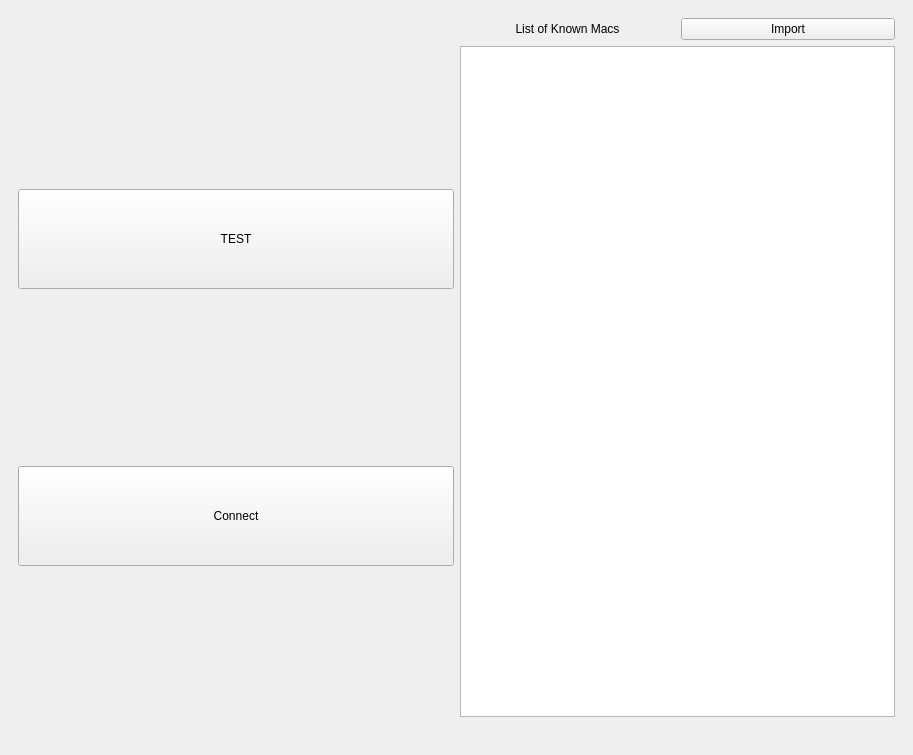
Before: the Qt Designer form bix/gui/gui.ui in LowellInstruments/bix, drawn with Qt 5.
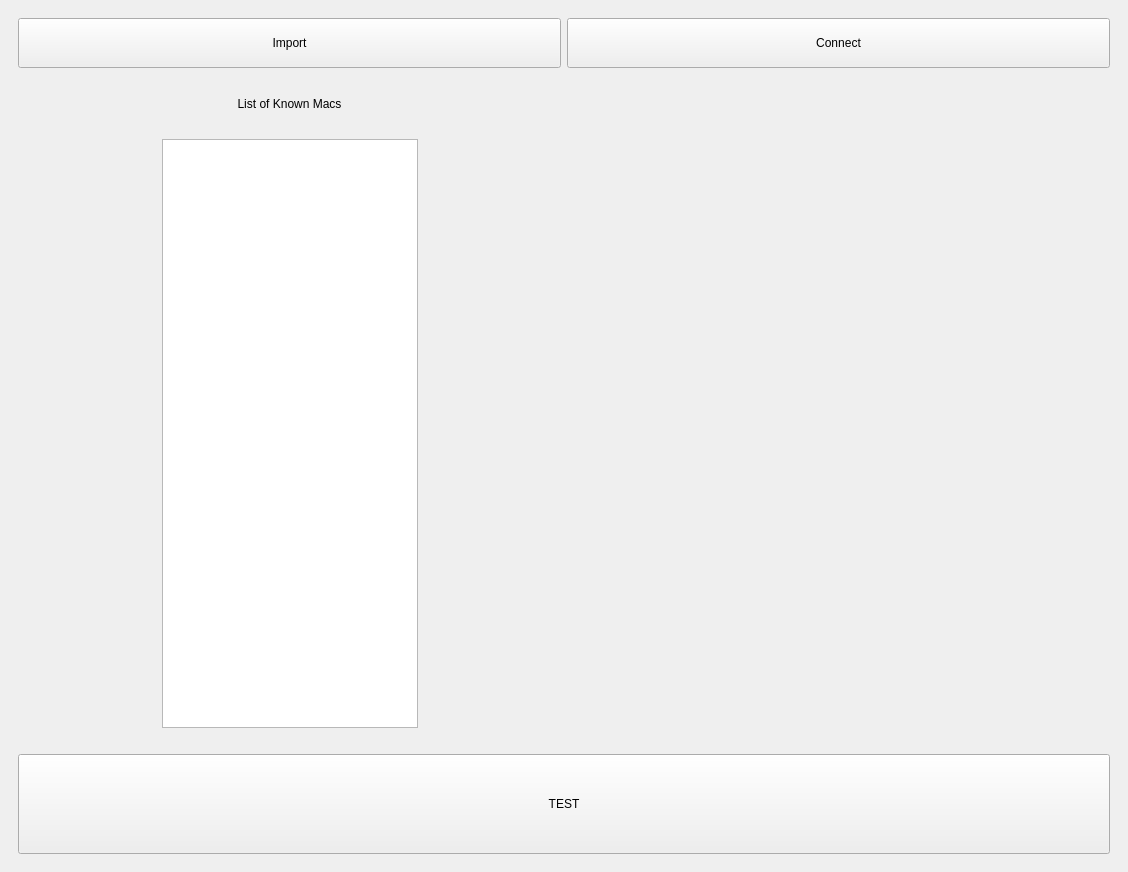
After: the same form once the commit is applied. The open tabs and pages were chosen to show the change.

```diff
--- a/bix/gui/gui.ui
+++ b/bix/gui/gui.ui
@@ -6,8 +6,8 @@
    <rect>
     <x>0</x>
     <y>0</y>
-    <width>913</width>
-    <height>755</height>
+    <width>1128</width>
+    <height>872</height>
    </rect>
   </property>
   <property name="sizePolicy">
@@ -29,63 +29,100 @@
       <widget class="QWidget" name="page_1">
        <layout class="QHBoxLayout" name="horizontalLayout_4">
         <item>
-         <layout class="QHBoxLayout" name="horizontalLayout_3" stretch="1,1">
+         <layout class="QHBoxLayout" name="horizontalLayout_3" stretch="0">
           <item>
-           <layout class="QVBoxLayout" name="verticalLayout_3" stretch="1,1">
+           <layout class="QVBoxLayout" name="verticalLayout" stretch="1,0,1">
             <item>
-             <widget class="QPushButton" name="btn_test">
-              <property name="minimumSize">
-               <size>
-                <width>0</width>
-                <height>100</height>
-               </size>
-              </property>
-              <property name="text">
-               <string>TEST</string>
-              </property>
-             </widget>
-            </item>
-            <item>
-             <widget class="QPushButton" name="btn_connect">
-              <property name="minimumSize">
-               <size>
-                <width>0</width>
-                <height>100</height>
-               </size>
-              </property>
-              <property name="text">
-               <string>Connect</string>
-              </property>
-             </widget>
-            </item>
-           </layout>
-          </item>
-          <item>
-           <layout class="QVBoxLayout" name="verticalLayout" stretch="1,9,0">
-            <item>
-             <layout class="QHBoxLayout" name="horizontalLayout_8">
+             <layout class="QHBoxLayout" name="horizontalLayout_5" stretch="1,1">
               <item>
-               <widget class="QLabel" name="lbl_import_macs">
-                <property name="text">
-                 <string>List of Known Macs</string>
-                </property>
-                <property name="alignment">
-                 <set>Qt::AlignCenter</set>
-                </property>
-               </widget>
+               <layout class="QVBoxLayout" name="verticalLayout_3" stretch="1,1,10">
+                <item>
+                 <widget class="QPushButton" name="btn_import_macs">
+                  <property name="minimumSize">
+                   <size>
+                    <width>0</width>
+                    <height>50</height>
+                   </size>
+                  </property>
+                  <property name="text">
+                   <string>Import</string>
+                  </property>
+                 </widget>
+                </item>
+                <item>
+                 <widget class="QLabel" name="lbl_import_macs">
+                  <property name="text">
+                   <string>List of Known Macs</string>
+                  </property>
+                  <property name="alignment">
+                   <set>Qt::AlignCenter</set>
+                  </property>
+                 </widget>
+                </item>
+                <item>
+                 <layout class="QHBoxLayout" name="horizontalLayout_7">
+                  <item>
+                   <spacer name="horizontalSpacer_2">
+                    <property name="orientation">
+                     <enum>Qt::Horizontal</enum>
+                    </property>
+                    <property name="sizeHint" stdset="0">
+                     <size>
+                      <width>40</width>
+                      <height>20</height>
+                     </size>
+                    </property>
+                   </spacer>
+                  </item>
+                  <item>
+                   <widget class="QListWidget" name="lst_known_macs"/>
+                  </item>
+                  <item>
+                   <spacer name="horizontalSpacer">
+                    <property name="orientation">
+                     <enum>Qt::Horizontal</enum>
+                    </property>
+                    <property name="sizeHint" stdset="0">
+                     <size>
+                      <width>40</width>
+                      <height>20</height>
+                     </size>
+                    </property>
+                   </spacer>
+                  </item>
+                 </layout>
+                </item>
+               </layout>
               </item>
               <item>
-               <widget class="QPushButton" name="btn_import_macs">
-                <property name="text">
-                 <string>Import</string>
-                </property>
-               </widget>
+               <layout class="QVBoxLayout" name="verticalLayout_5">
+                <item>
+                 <widget class="QPushButton" name="btn_connect">
+                  <property name="minimumSize">
+                   <size>
+                    <width>0</width>
+                    <height>50</height>
+                   </size>
+                  </property>
+                  <property name="text">
+                   <string>Connect</string>
+                  </property>
+                 </widget>
+                </item>
+                <item>
+                 <widget class="QLabel" name="lbl_connect">
+                  <property name="text">
+                   <string/>
+                  </property>
+                  <property name="alignment">
+                   <set>Qt::AlignCenter</set>
+                  </property>
+                 </widget>
+                </item>
+               </layout>
               </item>
              </layout>
             </item>
-            <item>
-             <widget class="QListWidget" name="lst_known_macs"/>
-            </item>
             <item>
              <widget class="QLabel" name="lbl_gui_version">
               <property name="text">
@@ -96,6 +133,19 @@
               </property>
              </widget>
             </item>
+            <item>
+             <widget class="QPushButton" name="btn_test">
+              <property name="minimumSize">
+               <size>
+                <width>0</width>
+                <height>100</height>
+               </size>
+              </property>
+              <property name="text">
+               <string>TEST</string>
+              </property>
+             </widget>
+            </item>
            </layout>
           </item>
          </layout>
```
Left out of the diff: 26 changed lines with no effect on the pictures.
